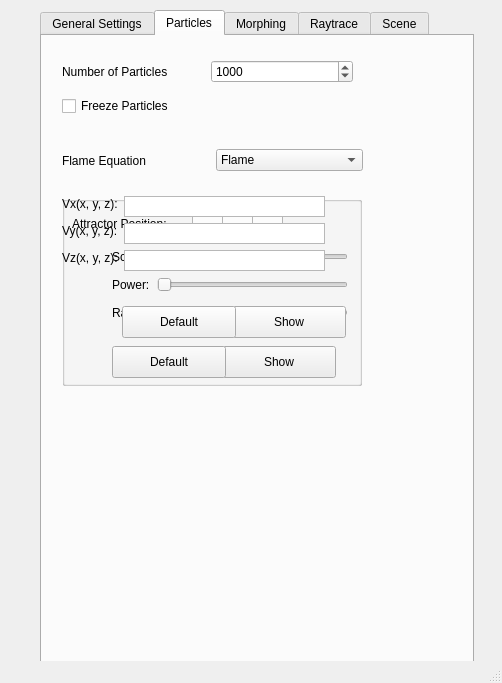
Above: src/Qt/mainwindow.ui from UMLComputerGraphics/GraphicsProject before the change. Below: the same form after it.
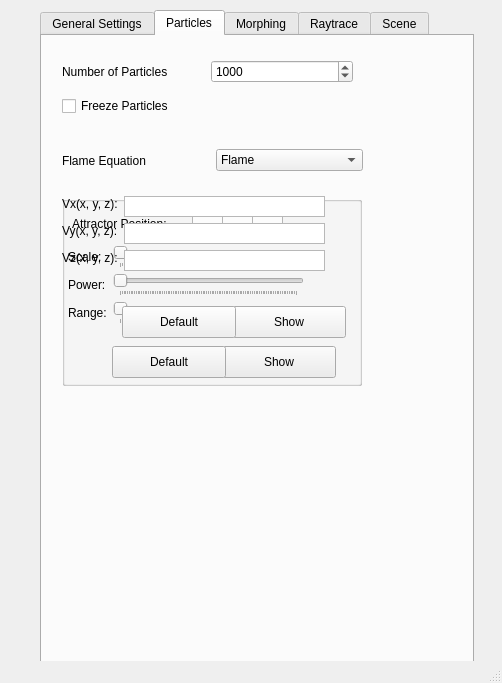
That is the form after the change.

```diff
--- a/src/Qt/mainwindow.ui
+++ b/src/Qt/mainwindow.ui
@@ -669,9 +669,9 @@
       <widget class="QWidget" name="layoutWidget">
        <property name="geometry">
         <rect>
-         <x>50</x>
+         <x>6</x>
          <y>50</y>
-         <width>237</width>
+         <width>281</width>
          <height>92</height>
         </rect>
        </property>
@@ -698,11 +698,20 @@
            </size>
           </property>
           <property name="maximum">
-           <number>10000</number>
+           <number>100</number>
+          </property>
+          <property name="singleStep">
+           <number>1</number>
           </property>
           <property name="orientation">
            <enum>Qt::Horizontal</enum>
           </property>
+          <property name="tickPosition">
+           <enum>QSlider::TicksBelow</enum>
+          </property>
+          <property name="tickInterval">
+           <number>1</number>
+          </property>
          </widget>
         </item>
         <item row="1" column="0">
@@ -727,11 +736,17 @@
            </size>
           </property>
           <property name="maximum">
-           <number>10000</number>
+           <number>100</number>
           </property>
           <property name="orientation">
            <enum>Qt::Horizontal</enum>
           </property>
+          <property name="tickPosition">
+           <enum>QSlider::TicksBelow</enum>
+          </property>
+          <property name="tickInterval">
+           <number>1</number>
+          </property>
          </widget>
         </item>
         <item row="2" column="0">
@@ -756,11 +771,17 @@
            </size>
           </property>
           <property name="maximum">
-           <number>10000</number>
+           <number>100</number>
           </property>
           <property name="orientation">
            <enum>Qt::Horizontal</enum>
           </property>
+          <property name="tickPosition">
+           <enum>QSlider::TicksBelow</enum>
+          </property>
+          <property name="tickInterval">
+           <number>1</number>
+          </property>
          </widget>
         </item>
        </layout>
```
Left out of the diff: 9 changed lines with no effect on the pictures.
